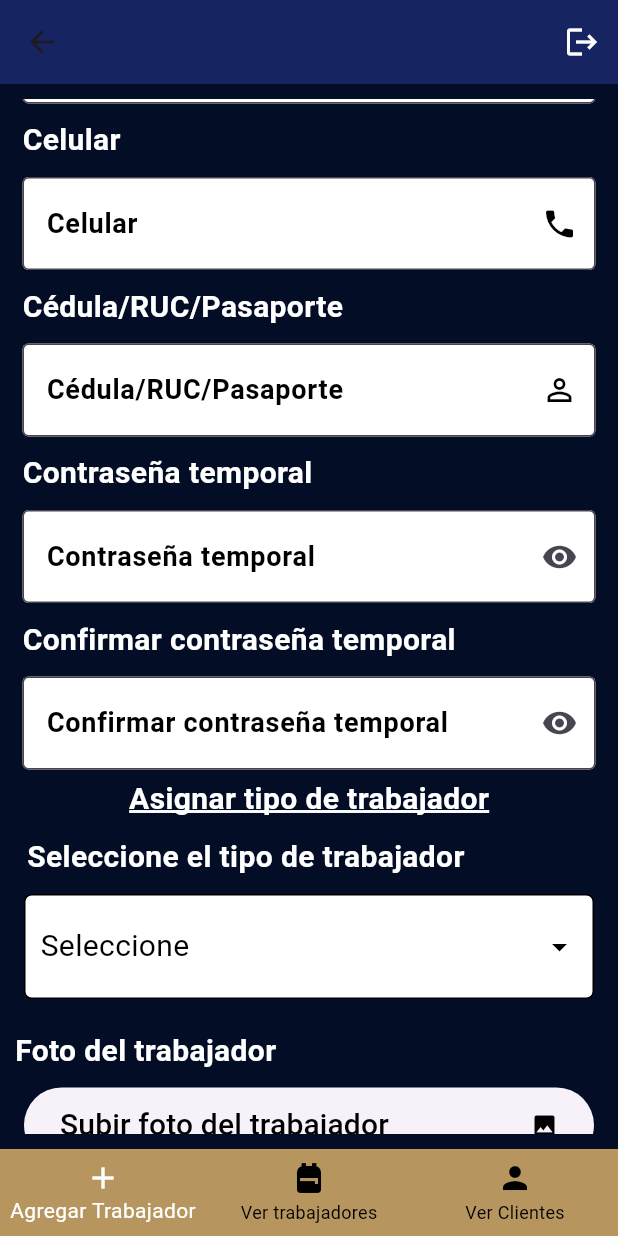
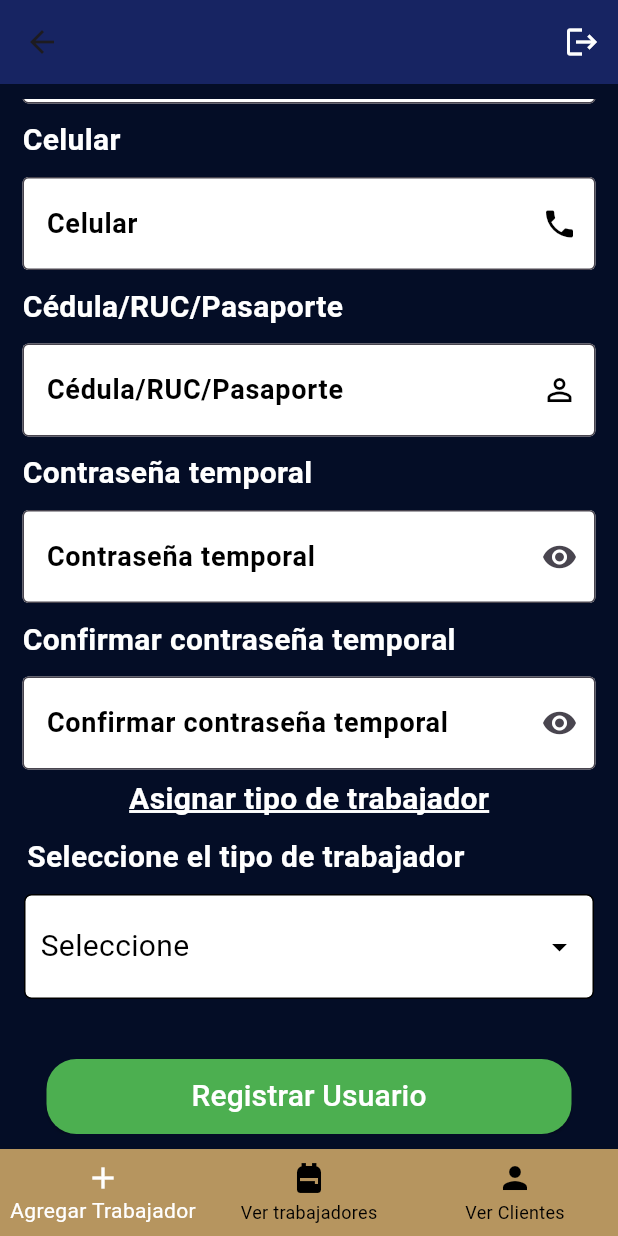
Before and after one commit to JossueJativa/flutter_worker_sniffs, a Flutter app: the ManagerScreen screen opened directly with empty values, scrolled down 354 dp, on a phone screen of 412 x 824 dp. Run offline on Flutter 3.47's test engine with Material 3 defaults, Android fonts, the phone set to English and light mode, and no system bars.

Commit message:
Cambios y arreglos de impresiones

```diff
--- a/lib/models/buttons.dart
+++ b/lib/models/buttons.dart
@@ -3,7 +3,7 @@
 import 'dart:io';
 
 import 'package:flutter/material.dart';
-import 'package:image_picker/image_picker.dart';
+// import 'package:image_picker/image_picker.dart';
 
 ElevatedButton normalButton({
   required String text,
@@ -23,124 +23,125 @@ ElevatedButton normalButton({
         borderRadius: BorderRadius.circular(20),
       ),
     ),
-    child: Text(text, style: TextStyle(fontSize: 20, color: textColor),),
+    child: Text(
+      text,
+      style: TextStyle(fontSize: 20, color: textColor),
+    ),
   );
 }
 
-class InputImage extends StatefulWidget {
-  final String labelText;
-  final String hintText;
-  final dynamic image; // Cambié el tipo de File a dynamic para manejar tanto File como String
-  final Function(dynamic)? onImageSelected; // Cambié el tipo de File a dynamic para manejar tanto File como String
+// class InputImage extends StatefulWidget {
+//   final String labelText;
+//   final String hintText;
+//   final dynamic image; // Cambié el tipo de File a dynamic para manejar tanto File como String
+//   final Function(dynamic)? onImageSelected; // Cambié el tipo de File a dynamic para manejar tanto File como String
 
-  const InputImage({super.key, required this.labelText, required this.hintText, required this.image, this.onImageSelected});
+//   const InputImage({super.key, required this.labelText, required this.hintText, required this.image, this.onImageSelected});
 
-  @override
-  _InputImageState createState() => _InputImageState();
-}
+//   @override
+//   _InputImageState createState() => _InputImageState();
+// }
 
-class _InputImageState extends State<InputImage> {
-  Future<void> _getImage(ImageSource source) async {
-    final picker = ImagePicker();
-    final pickedFile = await picker.pickImage(source: source);
-    if (pickedFile != null) {
-      setState(() {
-        widget.onImageSelected!(File(pickedFile.path)); // Notificar al padre que se ha seleccionado una imagen
-      });
-    }
-  }
+// class _InputImageState extends State<InputImage> {
+//   Future<void> _getImage(ImageSource source) async {
+//     final picker = ImagePicker();
+//     final pickedFile = await picker.pickImage(source: source);
+//     if (pickedFile != null) {
+//       setState(() {
+//         widget.onImageSelected!(File(pickedFile.path)); // Notificar al padre que se ha seleccionado una imagen
+//       });
+//     }
+//   }
 
-  @override
-  Widget build(BuildContext context) {
-    return Column(
-      children: [
-        Align(
-          alignment: Alignment.centerLeft,
-          child: Text(
-            widget.labelText,
-            style: const TextStyle(
-              color: Colors.white,
-              fontSize: 20,
-              fontWeight: FontWeight.bold,
-            ),
-          ),
-        ),
-        const SizedBox(height: 10),
-        SizedBox(
-          width: 380,
-          height: 50,
-          child: ElevatedButton(
-            onPressed: () {
-              showDialog(
-                context: context,
-                builder: (BuildContext context) {
-                  return AlertDialog(
-                    title: const Text("Seleccionar fuente de imagen"),
-                    content: SingleChildScrollView(
-                      child: ListBody(
-                        children: <Widget>[
-                          GestureDetector(
-                            child: const Text("Tomar foto"),
-                            onTap: () {
-                              Navigator.pop(context);
-                              _getImage(ImageSource.camera);
-                            },
-                          ),
-                          const Padding(padding: EdgeInsets.all(8.0)),
-                          GestureDetector(
-                            child: const Text("Seleccionar de galería"),
-                            onTap: () {
-                              Navigator.pop(context);
-                              _getImage(ImageSource.gallery);
-                            },
-                          ),
-                        ],
-                      ),
-                    ),
-                  );
-                },
-              );
-            },
-            child: Row(
-              children: [
-                Text(
-                  widget.hintText,
-                  style: const TextStyle(fontSize: 20, color: Colors.black),
-                ),
-                const Spacer(),
-                const Icon(Icons.image, color: Colors.black),
-              ],
-            ),
-          ),
-        ),
-        const SizedBox(height: 10),
-        if (widget.image != null) // Verificar si hay una imagen
-          SizedBox(
-            width: 380,
-            height: 380,
-            child: (widget.image is File) // Verificar si la imagen es de tipo File
-                ? Image.file(
-                    widget.image as File,
-                    fit: BoxFit.cover,
-                  )
-                : Image.network(
-                    widget.image as String, // Si no es de tipo File, asumimos que es una URL de red
-                    fit: BoxFit.cover,
-                  ),
-          ),
-        const SizedBox(height: 20),
-      ],
-    );
-  }
-}
+//   @override
+//   Widget build(BuildContext context) {
+//     return Column(
+//       children: [
+//         Align(
+//           alignment: Alignment.centerLeft,
+//           child: Text(
+//             widget.labelText,
+//             style: const TextStyle(
+//               color: Colors.white,
+//               fontSize: 20,
+//               fontWeight: FontWeight.bold,
+//             ),
+//           ),
+//         ),
+//         const SizedBox(height: 10),
+//         SizedBox(
+//           width: 380,
+//           height: 50,
+//           child: ElevatedButton(
+//             onPressed: () {
+//               showDialog(
+//                 context: context,
+//                 builder: (BuildContext context) {
+//                   return AlertDialog(
+//                     title: const Text("Seleccionar fuente de imagen"),
+//                     content: SingleChildScrollView(
+//                       child: ListBody(
+//                         children: <Widget>[
+//                           GestureDetector(
+//                             child: const Text("Tomar foto"),
+//                             onTap: () {
+//                               Navigator.pop(context);
+//                               _getImage(ImageSource.camera);
+//                             },
+//                           ),
+//                           const Padding(padding: EdgeInsets.all(8.0)),
+//                           GestureDetector(
+//                             child: const Text("Seleccionar de galería"),
+//                             onTap: () {
+//                               Navigator.pop(context);
+//                               _getImage(ImageSource.gallery);
+//                             },
+//                           ),
+//                         ],
+//                       ),
+//                     ),
+//                   );
+//                 },
+//               );
+//             },
+//             child: Row(
+//               children: [
+//                 Text(
+//                   widget.hintText,
+//                   style: const TextStyle(fontSize: 20, color: Colors.black),
+//                 ),
+//                 const Spacer(),
+//                 const Icon(Icons.image, color: Colors.black),
+//               ],
+//             ),
+//           ),
+//         ),
+//         const SizedBox(height: 10),
+//         if (widget.image != null) // Verificar si hay una imagen
+//           SizedBox(
+//             width: 380,
+//             height: 380,
+//             child: (widget.image is File) // Verificar si la imagen es de tipo File
+//                 ? Image.file(
+//                     widget.image as File,
+//                     fit: BoxFit.cover,
+//                   )
+//                 : Image.network(
+//                     widget.image as String, // Si no es de tipo File, asumimos que es una URL de red
+//                     fit: BoxFit.cover,
+//                   ),
+//           ),
+//         const SizedBox(height: 20),
+//       ],
+//     );
+//   }
+// }
 
 class DropDownMenuManager extends StatefulWidget {
   String text;
   final TextEditingController controller;
-  DropDownMenuManager({
-    super.key,
-    required this.text, required this.controller
-  });
+  DropDownMenuManager(
+      {super.key, required this.text, required this.controller});
 
   @override
   _DropDownMenuManagerState createState() => _DropDownMenuManagerState();
@@ -157,18 +158,21 @@ class _DropDownMenuManagerState extends State<DropDownMenuManager> {
           alignment: Alignment.centerLeft,
           child: Padding(
             padding: const EdgeInsets.only(left: 8.0),
-            child: Text(widget.text, style: const TextStyle(
-              color: Colors.white,
-              fontSize: 20,
-              fontWeight: FontWeight.bold,
-            ),
+            child: Text(
+              widget.text,
+              style: const TextStyle(
+                color: Colors.white,
+                fontSize: 20,
+                fontWeight: FontWeight.bold,
+              ),
             ),
           ),
         ),
         const SizedBox(height: 10),
         InkWell(
           onTap: () {
-            FocusScope.of(context).requestFocus(FocusNode()); // Para cerrar el teclado si está abierto
+            FocusScope.of(context).requestFocus(
+                FocusNode()); // Para cerrar el teclado si está abierto
             _showDropDownMenu(context);
           },
           child: Container(
--- a/lib/views/managerScreen.dart
+++ b/lib/views/managerScreen.dart
@@ -27,7 +27,8 @@ class _ManagerScreenState extends State<ManagerScreen> {
   final TextEditingController _phoneController = TextEditingController();
   final TextEditingController _idController = TextEditingController();
   final TextEditingController _passwordController = TextEditingController();
-  final TextEditingController _confirmPasswordController = TextEditingController();
+  final TextEditingController _confirmPasswordController =
+      TextEditingController();
   final TextEditingController _typeController = TextEditingController();
 
   File? _selectedImage;
@@ -135,16 +136,16 @@ class _ManagerScreenState extends State<ManagerScreen> {
                 ),
                 const SizedBox(height: 20),
                 // Widget para cargar una imagen
-                InputImage(
-                  hintText: "Subir foto del trabajador",
-                  labelText: "Foto del trabajador",
-                  onImageSelected: (image) {
-                    setState(() {
-                      _selectedImage = image;
-                    });
-                  },
-                  image: _selectedImage,
-                ),
+                // InputImage(
+                //   hintText: "Subir foto del trabajador",
+                //   labelText: "Foto del trabajador",
+                //   onImageSelected: (image) {
+                //     setState(() {
+                //       _selectedImage = image;
+                //     });
+                //   },
+                //   image: _selectedImage,
+                // ),
                 const SizedBox(height: 20),
                 // Botón para registrar el usuario
                 normalButton(
@@ -158,7 +159,8 @@ class _ManagerScreenState extends State<ManagerScreen> {
                     isValid = isValid && _phoneController.text.isNotEmpty;
                     isValid = isValid && _idController.text.isNotEmpty;
                     isValid = isValid && _passwordController.text.isNotEmpty;
-                    isValid = isValid && _confirmPasswordController.text.isNotEmpty;
+                    isValid =
+                        isValid && _confirmPasswordController.text.isNotEmpty;
                     isValid = isValid && _typeController.text.isNotEmpty;
                     isValid = isValid && _selectedImage != null;
 
@@ -182,8 +184,11 @@ class _ManagerScreenState extends State<ManagerScreen> {
                       );
 
                       if (response['status']) {
-                        if (_typeController.text == "Call Center"){
-                          bool createResponse = await createCallCenter(_selectedImage!, response['data']['id'].toString(), 'api/callcenter/');
+                        if (_typeController.text == "Call Center") {
+                          bool createResponse = await createCallCenter(
+                              _selectedImage!,
+                              response['data']['id'].toString(),
+                              'api/callcenter/');
                           if (createResponse) {
                             ScaffoldMessenger.of(context).showSnackBar(
                               const SnackBar(
@@ -191,7 +196,8 @@ class _ManagerScreenState extends State<ManagerScreen> {
                                 backgroundColor: Colors.green,
                               ),
                             );
-                            Navigator.popAndPushNamed(context, '/manager', arguments: widget.data);
+                            Navigator.popAndPushNamed(context, '/manager',
+                                arguments: widget.data);
                           } else {
                             ScaffoldMessenger.of(context).showSnackBar(
                               const SnackBar(
--- a/lib/views/workerScreen.dart
+++ b/lib/views/workerScreen.dart
@@ -11,7 +11,7 @@ import 'package:flutter_worker_sniffs/models/inputs.dart';
 
 class WorkerScreen extends StatefulWidget {
   final Map<String, dynamic> workerData;
-  const WorkerScreen({ super.key, required this.workerData });
+  const WorkerScreen({super.key, required this.workerData});
 
   @override
   _WorkerScreenState createState() => _WorkerScreenState();
@@ -108,18 +108,19 @@ class _WorkerScreenState extends State<WorkerScreen> {
               icon: Icons.phone,
               isDigit: true,
             ),
-            InputImage(
-              hintText: 'Ingrese nueva foto',
-              labelText: 'Foto del trabajador',
-              onImageSelected: (image) {
-                setState(() {
-                  _selectedImage = image;
-                });
-              },
-              image: _selectedImage,
-            ),
+            // InputImage(
+            //   hintText: 'Ingrese nueva foto',
+            //   labelText: 'Foto del trabajador',
+            //   onImageSelected: (image) {
+            //     setState(() {
+            //       _selectedImage = image;
+            //     });
+            //   },
+            //   image: _selectedImage,
+            // ),
             if (_selectedImage == null)
-              Image.network(widget.workerData['photo'], width: 380, height: 380),
+              Image.network(widget.workerData['photo'],
+                  width: 380, height: 380),
 
             const SizedBox(height: 10),
             normalButton(
--- a/pubspec.yaml
+++ b/pubspec.yaml
@@ -10,8 +10,9 @@ dependencies:
   crypto: ^3.0.3
   flutter:
     sdk: flutter
+  # flutter_plugin_android_lifecycle: ^2.0.17
   http: ^1.2.1
-  image_picker: ^1.0.7
+  # image_picker: ^1.0.7
 
 dev_dependencies:
   flutter_test:
```
Also changed, not shown: lib/views/clientScreen.dart (+12 -7 lines), pubspec.lock, 6 other files.
